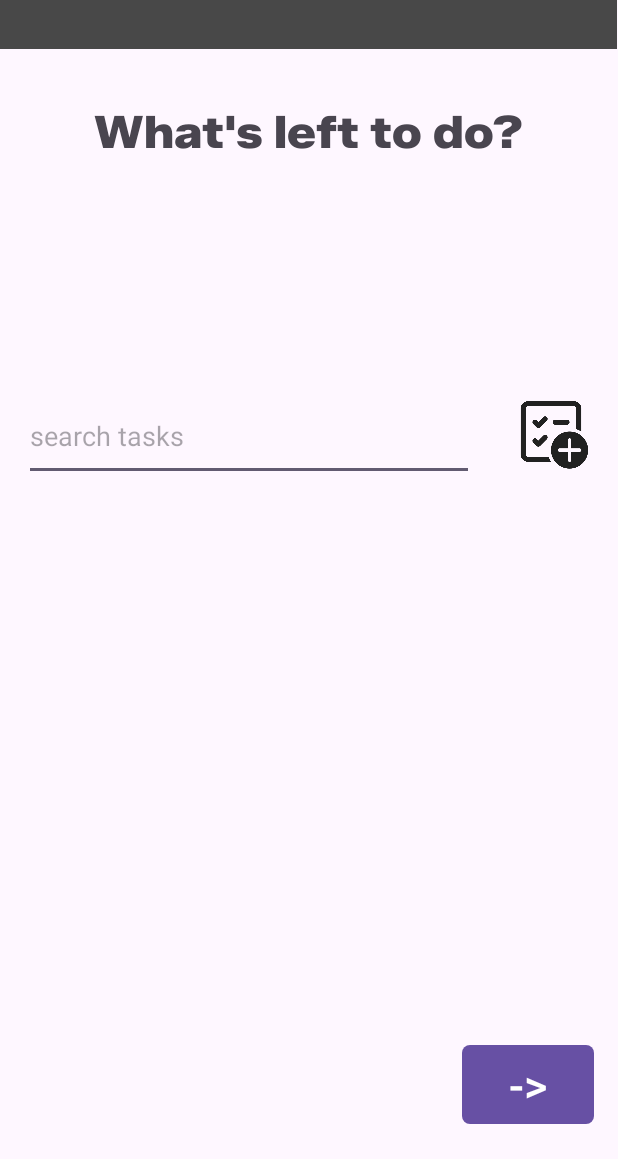
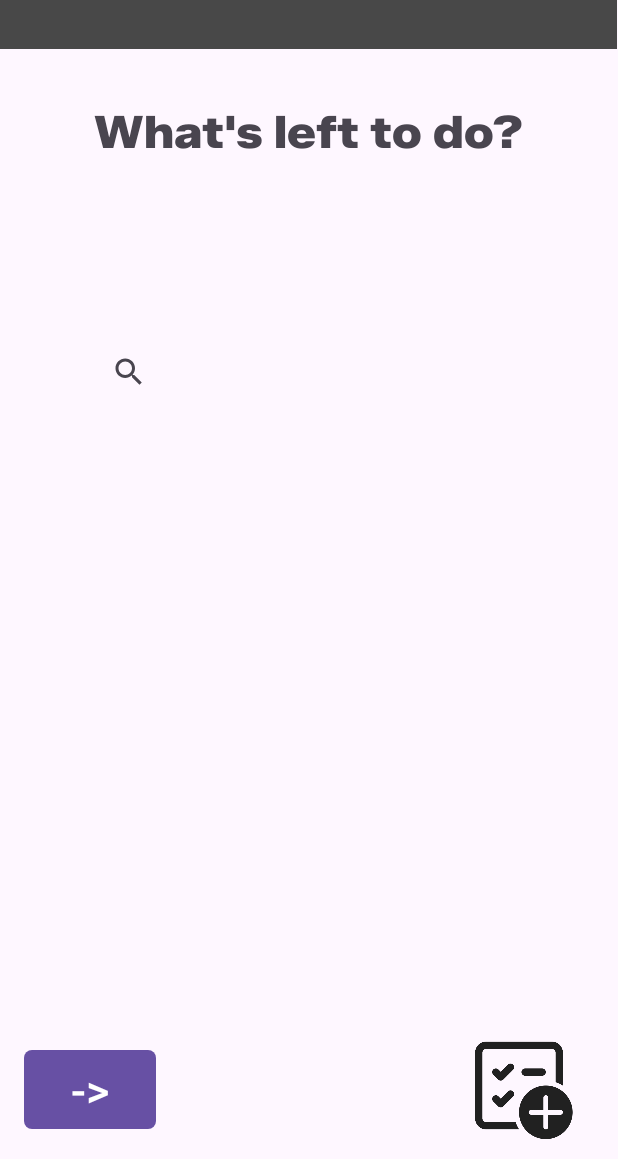
Before and after one commit to devlabsmobile98-ops/lab2_hitlist, an Android app: the Homepage screen opened directly, with no data from a screen before it, on a phone screen of 412 x 824 dp, the part 77-1236 px from its top. Run offline under Robolectric (Android 15) with nearby library versions, the phone set to English and light mode, and no system bars.

Commit message:
homepage

```diff
--- a/app/src/main/res/layout/activity_homepage.xml
+++ b/app/src/main/res/layout/activity_homepage.xml
@@ -39,44 +39,38 @@
         app:fontFamily="@font/zalando_sans_semi_expanded_black"
         app:titleTextAppearance="@font/zalando_sans_semi_expanded_black"/>
 
-    <EditText
-        android:id="@+id/Search_box"
-        android:layout_width="300dp"
-        android:layout_height="60dp"
-        android:layout_marginTop="228dp"
-        android:ems="10"
-        android:hint="@string/hint"
-        android:inputType="text"
-        app:layout_constraintEnd_toEndOf="parent"
-        app:layout_constraintHorizontal_bias="0.144"
-        app:layout_constraintStart_toStartOf="parent"
-        app:layout_constraintTop_toBottomOf="@+id/toolbar" />
-
     <Button
         android:id="@+id/goNext"
         android:layout_width="wrap_content"
         android:layout_height="wrap_content"
+        android:layout_marginBottom="16dp"
         android:text="@string/goNext"
         android:textSize="30sp"
         app:cornerRadius="5dp"
         app:layout_constraintBottom_toBottomOf="parent"
-        app:layout_constraintEnd_toEndOf="parent"
-        app:layout_constraintHorizontal_bias="0.95"
-        app:layout_constraintStart_toStartOf="parent"
-        app:layout_constraintTop_toBottomOf="@+id/Search_box"
-        app:layout_constraintVertical_bias="0.951" />
+        app:layout_constraintEnd_toStartOf="@+id/imageView"
+        app:layout_constraintHorizontal_bias="0.075"
+        app:layout_constraintStart_toStartOf="parent" />
 
     <ImageView
         android:id="@+id/imageView"
-        android:layout_width="57dp"
-        android:layout_height="54dp"
-        android:layout_marginTop="228dp"
-        app:layout_constraintBottom_toTopOf="@+id/goNext"
-        app:layout_constraintEnd_toEndOf="parent"
-        app:layout_constraintHorizontal_bias="0.578"
-        app:layout_constraintStart_toEndOf="@+id/Search_box"
-        app:layout_constraintTop_toBottomOf="@+id/toolbar"
-        app:layout_constraintVertical_bias="0.0"
+        android:layout_width="92dp"
+        android:layout_height="78dp"
+        android:layout_marginStart="300dp"
+        android:layout_marginTop="396dp"
+        app:layout_constraintStart_toStartOf="parent"
+        app:layout_constraintTop_toBottomOf="@+id/searchView"
         app:srcCompat="@drawable/_675554_ic_fluent_task_list_square_icon" />
 
+    <SearchView
+        android:id="@+id/searchView"
+        android:layout_width="265dp"
+        android:layout_height="82dp"
+        android:layout_marginBottom="484dp"
+        android:hint="@string/hint"
+        app:layout_constraintBottom_toBottomOf="parent"
+        app:layout_constraintEnd_toEndOf="parent"
+        app:layout_constraintHorizontal_bias="0.424"
+        app:layout_constraintStart_toStartOf="parent" />
+
 </androidx.constraintlayout.widget.ConstraintLayout>
```
